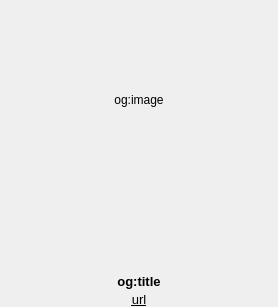
Old version of the form widget/WebLinkThumbWidget.ui in the repository SeptemberHX/MPaste.
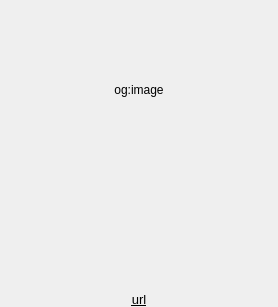
New version of the form.

Diff of the .ui file:
```diff
--- a/widget/WebLinkThumbWidget.ui
+++ b/widget/WebLinkThumbWidget.ui
@@ -34,7 +34,7 @@
      <property name="minimumSize">
       <size>
        <width>0</width>
-       <height>200</height>
+       <height>180</height>
       </size>
      </property>
      <property name="maximumSize">
@@ -83,7 +83,7 @@
       </font>
      </property>
      <property name="text">
-      <string>og:title</string>
+      <string/>
      </property>
      <property name="alignment">
       <set>Qt::AlignCenter</set>
```
